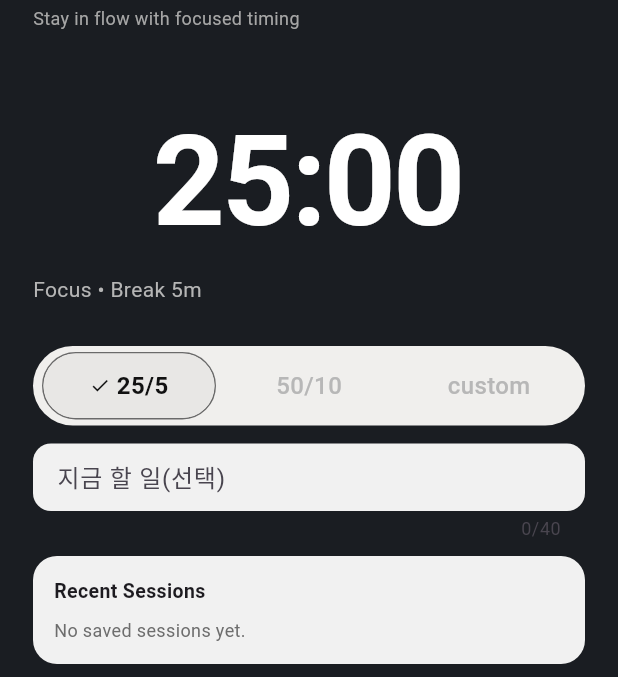
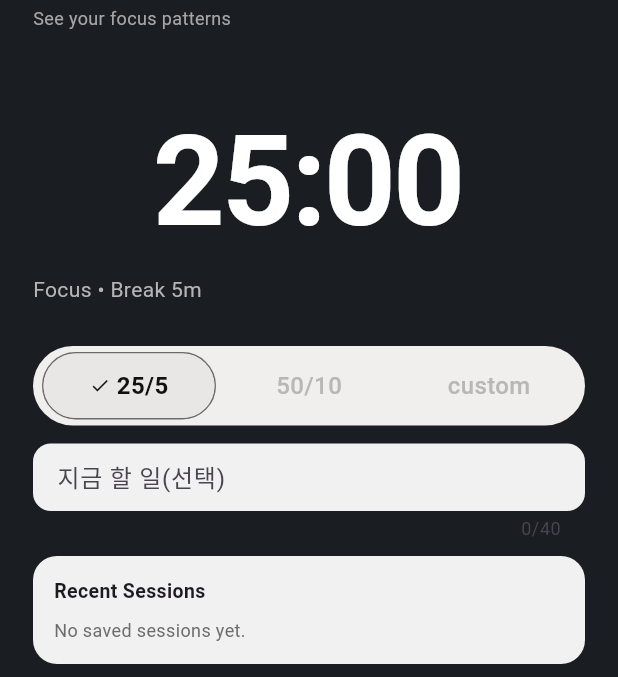
Before and after one commit to MrTMI-0315/resession-vibe, a Flutter app: the screen it shows after launch, on a phone screen of 412 x 824 dp, the part 86-763 px from its top. Run offline on Flutter 3.47's test engine with Material 3 defaults, Android fonts, the phone set to English and light mode, and no system bars; our stand-ins replace flutter_local_notifications, shared_preferences, timezone; Roboto replaces fonts that are missing (SF Pro Text).

Commit message:
chore(copy): pin subtitle to "See your focus patterns"

```diff
--- /dev/null
+++ b/lib/ui/theme/app_copy.dart
@@ -0,0 +1,3 @@
+class AppCopy {
+  static const String appSubtitle = 'See your focus patterns';
+}
--- a/lib/ui/widgets/session_template.dart
+++ b/lib/ui/widgets/session_template.dart
@@ -1,6 +1,7 @@
 import 'package:flutter/material.dart';
 
 import '../../features/session/session_controller.dart';
+import '../../ui/theme/app_copy.dart';
 import 'preset_selector.dart';
 import 'primary_cta_button.dart';
 import 'session_status_card.dart';
@@ -73,8 +74,8 @@ class SessionTemplate extends StatelessWidget {
                               ),
                             ),
                             const SizedBox(height: 4),
-                            const Text(
-                              'Stay in flow with focused timing',
+                            Text(
+                              AppCopy.appSubtitle,
                               style: TextStyle(
                                 fontSize: 12,
                                 color: Color(0xFFA6A6A6),
@@ -193,7 +194,7 @@ class SessionTemplate extends StatelessWidget {
                           ),
                           const SizedBox(height: 6),
                           const Text(
-                            'See your focus patterns',
+                            AppCopy.appSubtitle,
                             style: TextStyle(
                               fontSize: 14,
                               fontWeight: FontWeight.w400,
```
